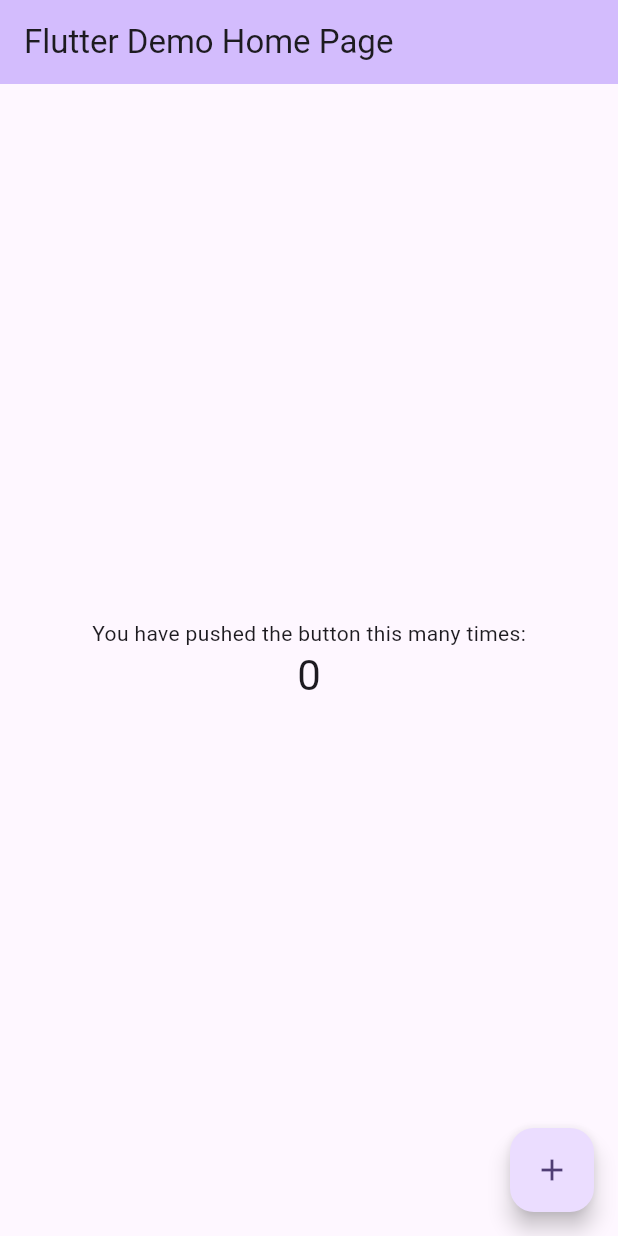
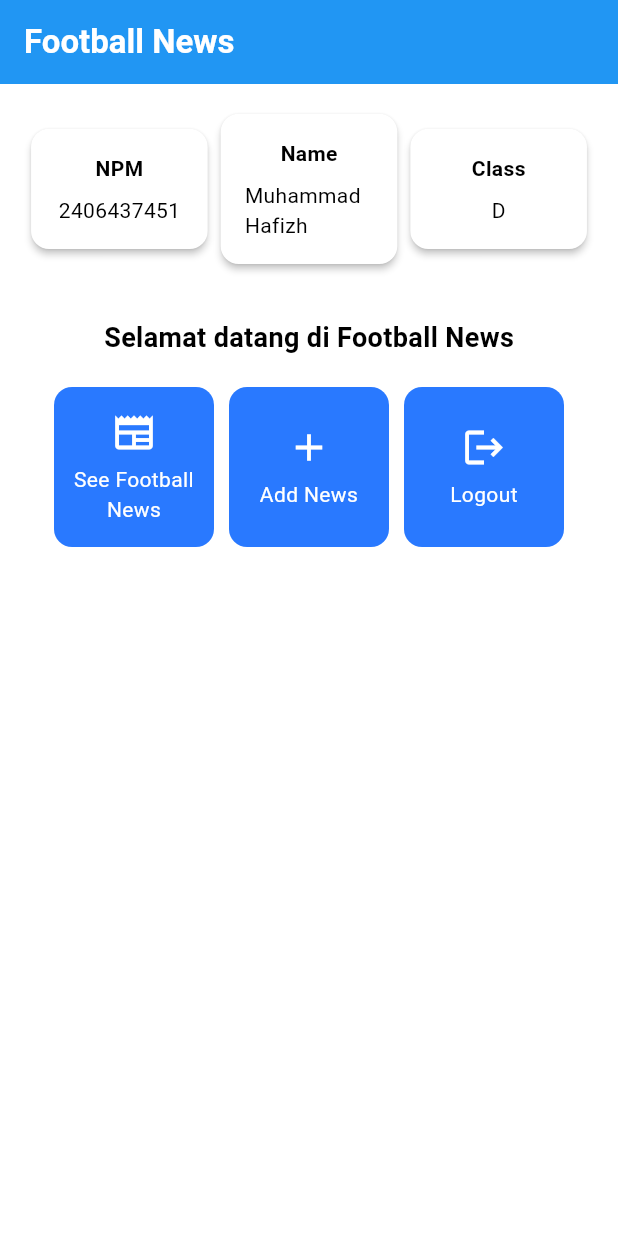
Before and after one commit to arabgoks/football-news-mobile, a Flutter app: the screen it shows after launch, on a phone screen of 412 x 824 dp. Run offline on Flutter 3.47's test engine with Material 3 defaults, Android fonts, the phone set to English and light mode, and no system bars.

Commit message:
tutorial 6 selesai

```diff
--- a/lib/main.dart
+++ b/lib/main.dart
@@ -1,4 +1,5 @@
 import 'package:flutter/material.dart';
+import 'package:football_news/menu.dart';
 
 void main() {
   runApp(const MyApp());
@@ -28,95 +29,10 @@ class MyApp extends StatelessWidget {
         //
         // This works for code too, not just values: Most code changes can be
         // tested with just a hot reload.
-        colorScheme: ColorScheme.fromSeed(seedColor: Colors.deepPurple),
+        colorScheme: ColorScheme.fromSwatch(primarySwatch: Colors.blue)
+ .copyWith(secondary: Colors.blueAccent[400]),
       ),
-      home: const MyHomePage(title: 'Flutter Demo Home Page'),
+      home: MyHomePage(),
     );
   }
 }
-
-class MyHomePage extends StatefulWidget {
-  const MyHomePage({super.key, required this.title});
-
-  // This widget is the home page of your application. It is stateful, meaning
-  // that it has a State object (defined below) that contains fields that affect
-  // how it looks.
-
-  // This class is the configuration for the state. It holds the values (in this
-  // case the title) provided by the parent (in this case the App widget) and
-  // used by the build method of the State. Fields in a Widget subclass are
-  // always marked "final".
-
-  final String title;
-
-  @override
-  State<MyHomePage> createState() => _MyHomePageState();
-}
-
-class _MyHomePageState extends State<MyHomePage> {
-  int _counter = 0;
-
-  void _incrementCounter() {
-    setState(() {
-      // This call to setState tells the Flutter framework that something has
-      // changed in this State, which causes it to rerun the build method below
-      // so that the display can reflect the updated values. If we changed
-      // _counter without calling setState(), then the build method would not be
-      // called again, and so nothing would appear to happen.
-      _counter++;
-    });
-  }
-
-  @override
-  Widget build(BuildContext context) {
-    // This method is rerun every time setState is called, for instance as done
-    // by the _incrementCounter method above.
-    //
-    // The Flutter framework has been optimized to make rerunning build methods
-    // fast, so that you can just rebuild anything that needs updating rather
-    // than having to individually change instances of widgets.
-    return Scaffold(
-      appBar: AppBar(
-        // TRY THIS: Try changing the color here to a specific color (to
-        // Colors.amber, perhaps?) and trigger a hot reload to see the AppBar
-        // change color while the other colors stay the same.
-        backgroundColor: Theme.of(context).colorScheme.inversePrimary,
-        // Here we take the value from the MyHomePage object that was created by
-        // the App.build method, and use it to set our appbar title.
-        title: Text(widget.title),
-      ),
-      body: Center(
-        // Center is a layout widget. It takes a single child and positions it
-        // in the middle of the parent.
-        child: Column(
-          // Column is also a layout widget. It takes a list of children and
-          // arranges them vertically. By default, it sizes itself to fit its
-          // children horizontally, and tries to be as tall as its parent.
-          //
-          // Column has various properties to control how it sizes itself and
-          // how it positions its children. Here we use mainAxisAlignment to
-          // center the children vertically; the main axis here is the vertical
-          // axis because Columns are vertical (the cross axis would be
-          // horizontal).
-          //
-          // TRY THIS: Invoke "debug painting" (choose the "Toggle Debug Paint"
-          // action in the IDE, or press "p" in the console), to see the
-          // wireframe for each widget.
-          mainAxisAlignment: MainAxisAlignment.center,
-          children: <Widget>[
-            const Text('You have pushed the button this many times:'),
-            Text(
-              '$_counter',
-              style: Theme.of(context).textTheme.headlineMedium,
-            ),
-          ],
-        ),
-      ),
-      floatingActionButton: FloatingActionButton(
-        onPressed: _incrementCounter,
-        tooltip: 'Increment',
-        child: const Icon(Icons.add),
-      ), // This trailing comma makes auto-formatting nicer for build methods.
-    );
-  }
-}
--- /dev/null
+++ b/lib/menu.dart
@@ -0,0 +1,187 @@
+import 'package:flutter/material.dart';
+
+class MyHomePage extends StatelessWidget {
+    MyHomePage({super.key});
+
+    final String nama = "Muhammad Hafizh"; //nama
+    final String npm = "2406437451"; //npm
+    final String kelas = "D"; //kelas
+
+    final List<ItemHomepage> items = [
+    ItemHomepage("See Football News", Icons.newspaper),
+    ItemHomepage("Add News", Icons.add),
+    ItemHomepage("Logout", Icons.logout),
+    ];
+
+    @override
+    Widget build(BuildContext context) {
+    // Scaffold menyediakan struktur dasar halaman dengan AppBar dan body.
+    return Scaffold(
+      // AppBar adalah bagian atas halaman yang menampilkan judul.
+      appBar: AppBar(
+        // Judul aplikasi "Football News" dengan teks putih dan tebal.
+        title: const Text(
+          'Football News',
+          style: TextStyle(
+            color: Colors.white,
+            fontWeight: FontWeight.bold,
+          ),
+        ),
+        // Warna latar belakang AppBar diambil dari skema warna tema aplikasi.
+        backgroundColor: Theme.of(context).colorScheme.primary,
+      ),
+      // Body halaman dengan padding di sekelilingnya.
+      body: Padding(
+        padding: const EdgeInsets.all(16.0),
+        // Menyusun widget secara vertikal dalam sebuah kolom.
+        child: Column(
+          crossAxisAlignment: CrossAxisAlignment.center,
+          children: [
+            // Row untuk menampilkan 3 InfoCard secara horizontal.
+            Row(
+              mainAxisAlignment: MainAxisAlignment.spaceEvenly,
+              children: [
+                InfoCard(title: 'NPM', content: npm),
+                InfoCard(title: 'Name', content: nama),
+                InfoCard(title: 'Class', content: kelas),
+              ],
+            ),
+
+            // Memberikan jarak vertikal 16 unit.
+            const SizedBox(height: 16.0),
+
+            // Menempatkan widget berikutnya di tengah halaman.
+            Center(
+              child: Column(
+                // Menyusun teks dan grid item secara vertikal.
+
+                children: [
+                  // Menampilkan teks sambutan dengan gaya tebal dan ukuran 18.
+                  const Padding(
+                    padding: EdgeInsets.only(top: 16.0),
+                    child: Text(
+                      'Selamat datang di Football News',
+                      style: TextStyle(
+                        fontWeight: FontWeight.bold,
+                        fontSize: 18.0,
+                      ),
+                    ),
+                  ),
+
+                  // Grid untuk menampilkan ItemCard dalam bentuk grid 3 kolom.
+                  GridView.count(
+                    primary: true,
+                    padding: const EdgeInsets.all(20),
+                    crossAxisSpacing: 10,
+                    mainAxisSpacing: 10,
+                    crossAxisCount: 3,
+                    // Agar grid menyesuaikan tinggi kontennya.
+                    shrinkWrap: true,
+
+                    // Menampilkan ItemCard untuk setiap item dalam list items.
+                    children: items.map((ItemHomepage item) {
+                      return ItemCard(item);
+                    }).toList(),
+                  ),
+                ],
+              ),
+            ),
+          ],
+        ),
+      ),
+    );
+  }
+}
+
+class InfoCard extends StatelessWidget {
+  // Kartu informasi yang menampilkan title dan content.
+
+  final String title;  // Judul kartu.
+  final String content;  // Isi kartu.
+
+  const InfoCard({super.key, required this.title, required this.content});
+
+  @override
+  Widget build(BuildContext context) {
+    return Card(
+      // Membuat kotak kartu dengan bayangan dibawahnya.
+      elevation: 2.0,
+      child: Container(
+        // Mengatur ukuran dan jarak di dalam kartu.
+        width: MediaQuery.of(context).size.width / 3.5, // menyesuaikan dengan lebar device yang digunakan.
+        padding: const EdgeInsets.all(16.0),
+        // Menyusun title dan content secara vertikal.
+        child: Column(
+          children: [
+            Text(
+              title,
+              style: const TextStyle(fontWeight: FontWeight.bold),
+            ),
+            const SizedBox(height: 8.0),
+            Text(content),
+          ],
+        ),
+      ),
+    );
+  }
+}
+
+class ItemHomepage {
+  final String name;
+  final IconData icon;
+
+  ItemHomepage(this.name, this.icon);
+}
+
+class ItemCard extends StatelessWidget {
+  // Menampilkan kartu dengan ikon dan nama.
+
+  final ItemHomepage item;
+
+  const ItemCard(this.item, {super.key});
+
+  @override
+  Widget build(BuildContext context) {
+    return Material(
+      // Menentukan warna latar belakang dari tema aplikasi.
+      color: Theme.of(context).colorScheme.secondary,
+      // Membuat sudut kartu melengkung.
+      borderRadius: BorderRadius.circular(12),
+
+      child: InkWell(
+        // Aksi ketika kartu ditekan.
+        onTap: () {
+          // Menampilkan pesan SnackBar saat kartu ditekan.
+          ScaffoldMessenger.of(context)
+            ..hideCurrentSnackBar()
+            ..showSnackBar(
+              SnackBar(content: Text("Kamu telah menekan tombol ${item.name}!"))
+            );
+        },
+        // Container untuk menyimpan Icon dan Text
+        child: Container(
+          padding: const EdgeInsets.all(8),
+          child: Center(
+            child: Column(
+              // Menyusun ikon dan teks di tengah kartu.
+              mainAxisAlignment: MainAxisAlignment.center,
+              children: [
+                Icon(
+                  item.icon,
+                  color: Colors.white,
+                  size: 30.0,
+                ),
+                const Padding(padding: EdgeInsets.all(3)),
+                Text(
+                  item.name,
+                  textAlign: TextAlign.center,
+                  style: const TextStyle(color: Colors.white),
+                ),
+              ],
+            ),
+          ),
+        ),
+      ),
+    );
+  }
+}
```
